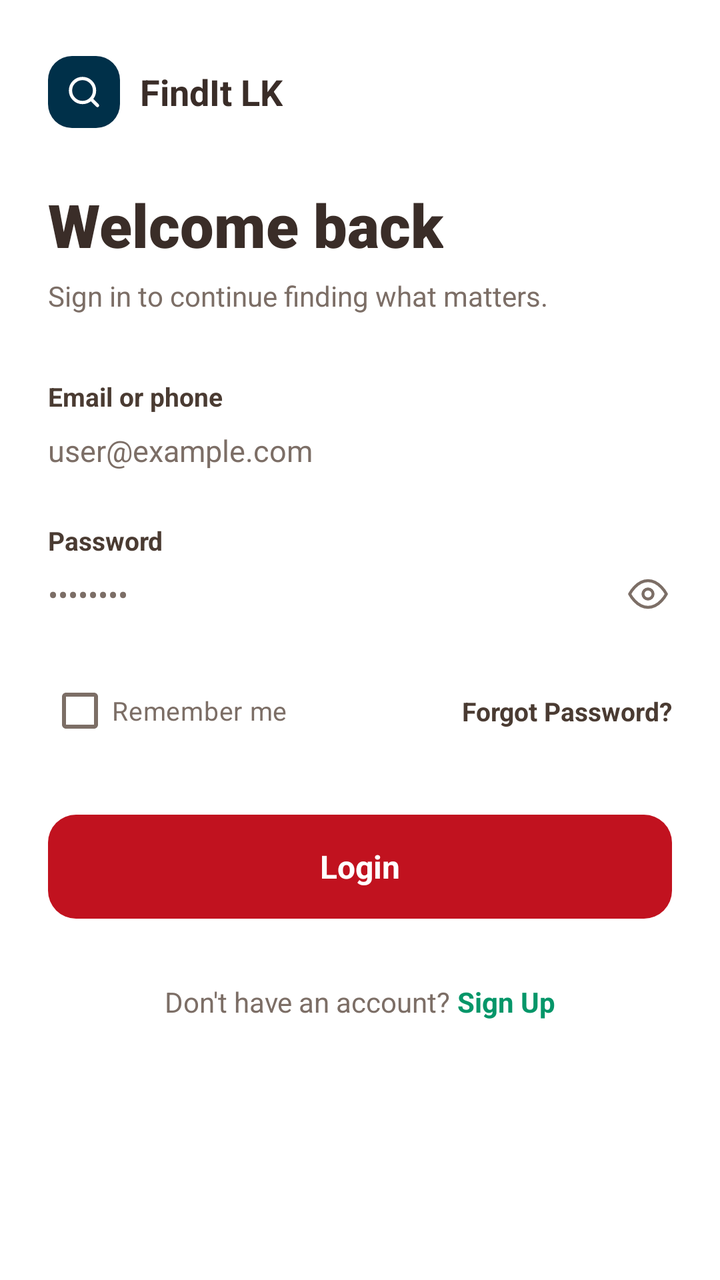
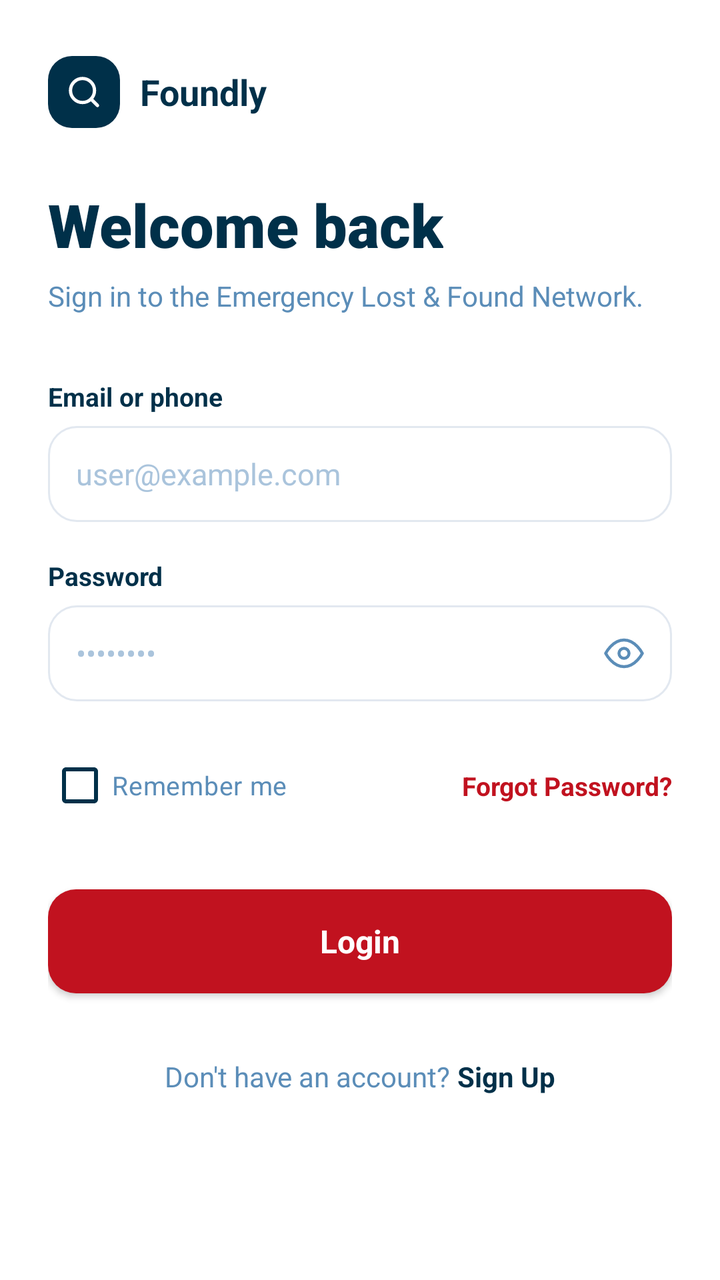

Before-and-after screenshots of an Android layout around one commit, followed by the original layout XML and the change that was made.
<!-- AndroidManifest.xml: application theme Theme.LostAndFound -->
<!-- res/layout/fragment_login.xml -->
<?xml version="1.0" encoding="utf-8"?>
<LinearLayout xmlns:android="http://schemas.android.com/apk/res/android"
    xmlns:app="http://schemas.android.com/apk/res-auto"
    xmlns:tools="http://schemas.android.com/tools"
    android:layout_width="match_parent"
    android:layout_height="match_parent"
    android:background="@color/white"
    android:orientation="vertical"
    tools:context=".LoginFragment">

    
    <androidx.core.widget.NestedScrollView
        android:layout_width="match_parent"
        android:layout_height="0dp"
        android:layout_weight="1"
        android:fillViewport="true"
        android:overScrollMode="never"
        android:scrollbars="none">

        <LinearLayout
            android:layout_width="match_parent"
            android:layout_height="wrap_content"
            android:orientation="vertical"
            android:paddingStart="24dp"
            android:paddingTop="28dp"
            android:paddingEnd="24dp"
            android:paddingBottom="24dp">

            
            <LinearLayout
                android:layout_width="wrap_content"
                android:layout_height="wrap_content"
                android:gravity="center_vertical"
                android:orientation="horizontal">

                <FrameLayout
                    android:layout_width="36dp"
                    android:layout_height="36dp"
                    android:background="@drawable/bg_logo_squircle">

                    <ImageView
                        android:layout_width="18dp"
                        android:layout_height="18dp"
                        android:layout_gravity="center"
                        android:contentDescription="FindIt LK Logo"
                        android:src="@drawable/ic_search_white" />
                </FrameLayout>

                <TextView
                    android:layout_width="wrap_content"
                    android:layout_height="wrap_content"
                    android:layout_marginStart="10dp"
                    android:fontFamily="sans-serif-bold"
                    android:text="FindIt LK"
                    android:textColor="#3A2D28"
                    android:textSize="18sp"
                    android:textStyle="bold" />
            </LinearLayout>

            
            <TextView
                android:layout_width="wrap_content"
                android:layout_height="wrap_content"
                android:layout_marginTop="28dp"
                android:fontFamily="sans-serif-black"
                android:text="Welcome back"
                android:textColor="#3A2D28"
                android:textSize="30sp"
                android:textStyle="bold" />

            <TextView
                android:layout_width="wrap_content"
                android:layout_height="wrap_content"
                android:layout_marginTop="6dp"
                android:fontFamily="sans-serif"
                android:text="Sign in to continue finding what matters."
                android:textColor="#7C6E66"
                android:textSize="14sp" />

            
            <TextView
                android:layout_width="wrap_content"
                android:layout_height="wrap_content"
                android:layout_marginTop="32dp"
                android:fontFamily="sans-serif-bold"
                android:text="Email or phone"
                android:textColor="#4A3B32"
                android:textSize="13sp"
                android:textStyle="bold" />

            
            <EditText
                android:id="@+id/inputEmail"
                android:layout_width="match_parent"
                android:layout_height="wrap_content"
                android:layout_marginTop="2dp"
                android:background="@null"
                android:fontFamily="sans-serif"
                android:hint="user@example.com"
                android:importantForAutofill="no"
                android:inputType="textEmailAddress"
                android:paddingTop="6dp"
                android:paddingBottom="6dp"
                android:textColor="#3A2D28"
                android:textColorHint="#7C6E66"
                android:textSize="15sp" />

            
            <TextView
                android:layout_width="wrap_content"
                android:layout_height="wrap_content"
                android:layout_marginTop="20dp"
                android:fontFamily="sans-serif-bold"
                android:text="Password"
                android:textColor="#4A3B32"
                android:textSize="13sp"
                android:textStyle="bold" />

            
            <RelativeLayout
                android:layout_width="match_parent"
                android:layout_height="wrap_content"
                android:layout_marginTop="2dp">

                <EditText
                    android:id="@+id/inputPassword"
                    android:layout_width="match_parent"
                    android:layout_height="wrap_content"
                    android:layout_toStartOf="@+id/btnTogglePassword"
                    android:background="@null"
                    android:fontFamily="sans-serif"
                    android:hint="••••••••"
                    android:importantForAutofill="no"
                    android:inputType="textPassword"
                    android:paddingTop="6dp"
                    android:paddingBottom="6dp"
                    android:textColor="#3A2D28"
                    android:textColorHint="#7C6E66"
                    android:textSize="15sp" />

                <ImageView
                    android:id="@+id/btnTogglePassword"
                    android:layout_width="24dp"
                    android:layout_height="24dp"
                    android:layout_alignParentEnd="true"
                    android:layout_centerVertical="true"
                    android:clickable="true"
                    android:contentDescription="Toggle password visibility"
                    android:focusable="true"
                    android:padding="2dp"
                    android:src="@drawable/ic_eye"
                    app:tint="#7C6E66" />
            </RelativeLayout>

            
            <androidx.constraintlayout.widget.ConstraintLayout
                android:layout_width="match_parent"
                android:layout_height="wrap_content"
                android:layout_marginTop="18dp">

                <CheckBox
                    android:id="@+id/checkRememberMe"
                    android:layout_width="wrap_content"
                    android:layout_height="wrap_content"
                    android:buttonTint="#7C6E66"
                    android:fontFamily="sans-serif"
                    android:text="Remember me"
                    android:textColor="#7C6E66"
                    android:textSize="13sp"
                    app:layout_constraintBottom_toBottomOf="parent"
                    app:layout_constraintStart_toStartOf="parent"
                    app:layout_constraintTop_toTopOf="parent" />

                <TextView
                    android:id="@+id/btnForgotPassword"
                    android:layout_width="wrap_content"
                    android:layout_height="wrap_content"
                    android:clickable="true"
                    android:focusable="true"
                    android:fontFamily="sans-serif-bold"
                    android:text="Forgot Password?"
                    android:textColor="#4A3B32"
                    android:textSize="13sp"
                    android:textStyle="bold"
                    app:layout_constraintBottom_toBottomOf="parent"
                    app:layout_constraintEnd_toEndOf="parent"
                    app:layout_constraintTop_toTopOf="parent" />
            </androidx.constraintlayout.widget.ConstraintLayout>

            
            <TextView
                android:id="@+id/btnLogin"
                android:layout_width="match_parent"
                android:layout_height="52dp"
                android:layout_marginTop="28dp"
                android:background="@drawable/bg_btn_create_account"
                android:clickable="true"
                android:focusable="true"
                android:fontFamily="sans-serif-bold"
                android:gravity="center"
                android:text="Login"
                android:textColor="@color/white"
                android:textSize="16sp"
                android:textStyle="bold" />

            
            <LinearLayout
                android:id="@+id/rowSignUp"
                android:layout_width="wrap_content"
                android:layout_height="wrap_content"
                android:layout_gravity="center_horizontal"
                android:layout_marginTop="32dp"
                android:clickable="true"
                android:focusable="true"
                android:gravity="center"
                android:orientation="horizontal">

                <TextView
                    android:layout_width="wrap_content"
                    android:layout_height="wrap_content"
                    android:fontFamily="sans-serif"
                    android:text="Don't have an account? "
                    android:textColor="#7C6E66"
                    android:textSize="14sp" />

                <TextView
                    android:layout_width="wrap_content"
                    android:layout_height="wrap_content"
                    android:fontFamily="sans-serif-bold"
                    android:text="Sign Up"
                    android:textColor="#059669"
                    android:textSize="14sp"
                    android:textStyle="bold" />
            </LinearLayout>

        </LinearLayout>
    </androidx.core.widget.NestedScrollView>

</LinearLayout>
<!-- resources referenced by this layout -->
<resources>
  <color name="white">#FFFFFFFF</color>
  <!-- drawable bg_btn_create_account (drawable) -->
  ﻿<?xml version="1.0" encoding="utf-8"?>
  <shape xmlns:android="http://schemas.android.com/apk/res/android"
      android:shape="rectangle">
      <corners android:radius="14dp" />
      <solid android:color="#C1121F" />
  </shape>
  <!-- drawable bg_logo_squircle (drawable) -->
  <?xml version="1.0" encoding="utf-8"?>
  <shape xmlns:android="http://schemas.android.com/apk/res/android"
      android:shape="rectangle">
      <corners android:radius="12dp" />
      <solid android:color="@color/deep_blue" />
  </shape>
  <!-- drawable ic_eye (drawable) -->
  <vector xmlns:android="http://schemas.android.com/apk/res/android"
      android:width="24dp"
      android:height="24dp"
      android:viewportWidth="24"
      android:viewportHeight="24">
    <path
        android:fillColor="@android:color/transparent"
        android:strokeColor="#5C4638"
        android:strokeWidth="1.8"
        android:strokeLineCap="round"
        android:strokeLineJoin="round"
        android:pathData="M1,12s4,-8 11,-8 11,8 11,8 -4,8 -11,8 -11,-8 -11,-8z" />
    <path
        android:fillColor="@android:color/transparent"
        android:strokeColor="#5C4638"
        android:strokeWidth="1.8"
        android:strokeLineCap="round"
        android:strokeLineJoin="round"
        android:pathData="M12,12m-3,0a3,3 0 1,1 6,0a3,3 0 1,1 -6,0" />
  </vector>
  <!-- drawable ic_search_white (drawable) -->
  <vector xmlns:android="http://schemas.android.com/apk/res/android"
      android:width="20dp"
      android:height="20dp"
      android:viewportWidth="24"
      android:viewportHeight="24">
    <path
        android:fillColor="@android:color/transparent"
        android:strokeColor="#FFFFFF"
        android:strokeWidth="2.2"
        android:strokeLineCap="round"
        android:strokeLineJoin="round"
        android:pathData="M11,19A8,8 0 1,0 11,3a8,8 0 0,0 0,16zM21,21l-4.35,-4.35" />
  </vector>
  <style name="Theme.LostAndFound" parent="Base.Theme.LostAndFound" />
  <color name="deep_blue">#FF003049</color>
  <style name="Base.Theme.LostAndFound" parent="Theme.Material3.DayNight.NoActionBar">
          <item name="android:statusBarColor">#FF003049</item>
          <item name="android:windowLightStatusBar" tools:targetApi="m">false</item>
          <item name="android:navigationBarColor">#FFFAF0E6</item>
          <item name="android:windowLightNavigationBar" tools:targetApi="o_mr1">true</item>
          
          <item name="android:windowSoftInputMode">adjustResize</item>
      </style>
</resources>

<!-- the commit's change to res/layout/fragment_login.xml (unified diff, before → after) -->
@@ -51,8 +51,8 @@
                     android:layout_height="wrap_content"
                     android:layout_marginStart="10dp"
                     android:fontFamily="sans-serif-bold"
-                    android:text="FindIt LK"
-                    android:textColor="#3A2D28"
+                    android:text="Foundly"
+                    android:textColor="@color/text_primary"
                     android:textSize="18sp"
                     android:textStyle="bold" />
             </LinearLayout>
@@ -64,7 +64,7 @@
                 android:layout_marginTop="28dp"
                 android:fontFamily="sans-serif-black"
                 android:text="Welcome back"
-                android:textColor="#3A2D28"
+                android:textColor="@color/text_primary"
                 android:textSize="30sp"
                 android:textStyle="bold" />
 
@@ -73,8 +73,8 @@
                 android:layout_height="wrap_content"
                 android:layout_marginTop="6dp"
                 android:fontFamily="sans-serif"
-                android:text="Sign in to continue finding what matters."
-                android:textColor="#7C6E66"
+                android:text="Sign in to the Emergency Lost &amp; Found Network."
+                android:textColor="@color/text_secondary"
                 android:textSize="14sp" />
 
             
@@ -84,7 +84,7 @@
                 android:layout_marginTop="32dp"
                 android:fontFamily="sans-serif-bold"
                 android:text="Email or phone"
-                android:textColor="#4A3B32"
+                android:textColor="@color/text_primary"
                 android:textSize="13sp"
                 android:textStyle="bold" />
 
@@ -92,50 +92,51 @@
             <EditText
                 android:id="@+id/inputEmail"
                 android:layout_width="match_parent"
-                android:layout_height="wrap_content"
-                android:layout_marginTop="2dp"
-                android:background="@null"
+                android:layout_height="48dp"
+                android:layout_marginTop="6dp"
+                android:background="@drawable/bg_search_box"
                 android:fontFamily="sans-serif"
                 android:hint="user@example.com"
                 android:importantForAutofill="no"
                 android:inputType="textEmailAddress"
-                android:paddingTop="6dp"
-                android:paddingBottom="6dp"
-                android:textColor="#3A2D28"
-                android:textColorHint="#7C6E66"
+                android:paddingStart="14dp"
+                android:paddingEnd="14dp"
+                android:textColor="@color/text_primary"
+                android:textColorHint="@color/text_hint"
                 android:textSize="15sp" />
 
             
             <TextView
                 android:layout_width="wrap_content"
                 android:layout_height="wrap_content"
-                android:layout_marginTop="20dp"
+                android:layout_marginTop="18dp"
                 android:fontFamily="sans-serif-bold"
                 android:text="Password"
-                android:textColor="#4A3B32"
+                android:textColor="@color/text_primary"
                 android:textSize="13sp"
                 android:textStyle="bold" />
 
             
             <RelativeLayout
                 android:layout_width="match_parent"
-                android:layout_height="wrap_content"
-                android:layout_marginTop="2dp">
+                android:layout_height="48dp"
+                android:layout_marginTop="6dp"
+                android:background="@drawable/bg_search_box">
 
                 <EditText
                     android:id="@+id/inputPassword"
                     android:layout_width="match_parent"
-                    android:layout_height="wrap_content"
+                    android:layout_height="match_parent"
                     android:layout_toStartOf="@+id/btnTogglePassword"
                     android:background="@null"
                     android:fontFamily="sans-serif"
                     android:hint="••••••••"
                     android:importantForAutofill="no"
                     android:inputType="textPassword"
-                    android:paddingTop="6dp"
-                    android:paddingBottom="6dp"
-                    android:textColor="#3A2D28"
-                    android:textColorHint="#7C6E66"
+                    android:paddingStart="14dp"
+                    android:paddingEnd="8dp"
+                    android:textColor="@color/text_primary"
+                    android:textColorHint="@color/text_hint"
                     android:textSize="15sp" />
 
                 <ImageView
@@ -144,12 +145,13 @@
                     android:layout_height="24dp"
                     android:layout_alignParentEnd="true"
                     android:layout_centerVertical="true"
+                    android:layout_marginEnd="12dp"
                     android:clickable="true"
                     android:contentDescription="Toggle password visibility"
                     android:focusable="true"
                     android:padding="2dp"
                     android:src="@drawable/ic_eye"
-                    app:tint="#7C6E66" />
+                    app:tint="@color/text_secondary" />
             </RelativeLayout>
 
             
@@ -162,10 +164,10 @@
                     android:id="@+id/checkRememberMe"
                     android:layout_width="wrap_content"
                     android:layout_height="wrap_content"
-                    android:buttonTint="#7C6E66"
+                    android:buttonTint="@color/deep_blue"
                     android:fontFamily="sans-serif"
                     android:text="Remember me"
-                    android:textColor="#7C6E66"
+                    android:textColor="@color/text_secondary"
                     android:textSize="13sp"
                     app:layout_constraintBottom_toBottomOf="parent"
                     app:layout_constraintStart_toStartOf="parent"
@@ -179,7 +181,7 @@
                     android:focusable="true"
                     android:fontFamily="sans-serif-bold"
                     android:text="Forgot Password?"
-                    android:textColor="#4A3B32"
+                    android:textColor="@color/primary"
                     android:textSize="13sp"
                     android:textStyle="bold"
                     app:layout_constraintBottom_toBottomOf="parent"
@@ -195,6 +197,7 @@
                 android:layout_marginTop="28dp"
                 android:background="@drawable/bg_btn_create_account"
                 android:clickable="true"
+                android:elevation="2dp"
                 android:focusable="true"
                 android:fontFamily="sans-serif-bold"
                 android:gravity="center"
@@ -220,7 +223,7 @@
                     android:layout_height="wrap_content"
                     android:fontFamily="sans-serif"
                     android:text="Don't have an account? "
-                    android:textColor="#7C6E66"
+                    android:textColor="@color/text_secondary"
                     android:textSize="14sp" />
 
                 <TextView
@@ -228,7 +231,7 @@
                     android:layout_height="wrap_content"
                     android:fontFamily="sans-serif-bold"
                     android:text="Sign Up"
-                    android:textColor="#059669"
+                    android:textColor="@color/deep_blue"
                     android:textSize="14sp"
                     android:textStyle="bold" />
             </LinearLayout>
<!-- resource entries referenced after the edit -->
@@ -14,6 +14,16 @@
       android:shape="rectangle">
       <corners android:radius="12dp" />
       <solid android:color="@color/deep_blue" />
+  </shape>
+  <!-- drawable bg_search_box (drawable) -->
+  <?xml version="1.0" encoding="utf-8"?>
+  <shape xmlns:android="http://schemas.android.com/apk/res/android"
+      android:shape="rectangle">
+      <corners android:radius="14dp" />
+      <stroke
+          android:width="1dp"
+          android:color="#E2E8F0" />
+      <solid android:color="@color/white" />
   </shape>
   <!-- drawable ic_eye (drawable) -->
   <vector xmlns:android="http://schemas.android.com/apk/res/android"
@@ -52,6 +62,10 @@
   </vector>
   <style name="Theme.LostAndFound" parent="Base.Theme.LostAndFound" />
   <color name="deep_blue">#FF003049</color>
+  <color name="primary">#FFC1121F</color>
+  <color name="text_hint">#FFAAC4DC</color>
+  <color name="text_primary">#FF003049</color>
+  <color name="text_secondary">#FF5B8DB8</color>
   <style name="Base.Theme.LostAndFound" parent="Theme.Material3.DayNight.NoActionBar">
           <item name="android:statusBarColor">#FF003049</item>
           <item name="android:windowLightStatusBar" tools:targetApi="m">false</item>
